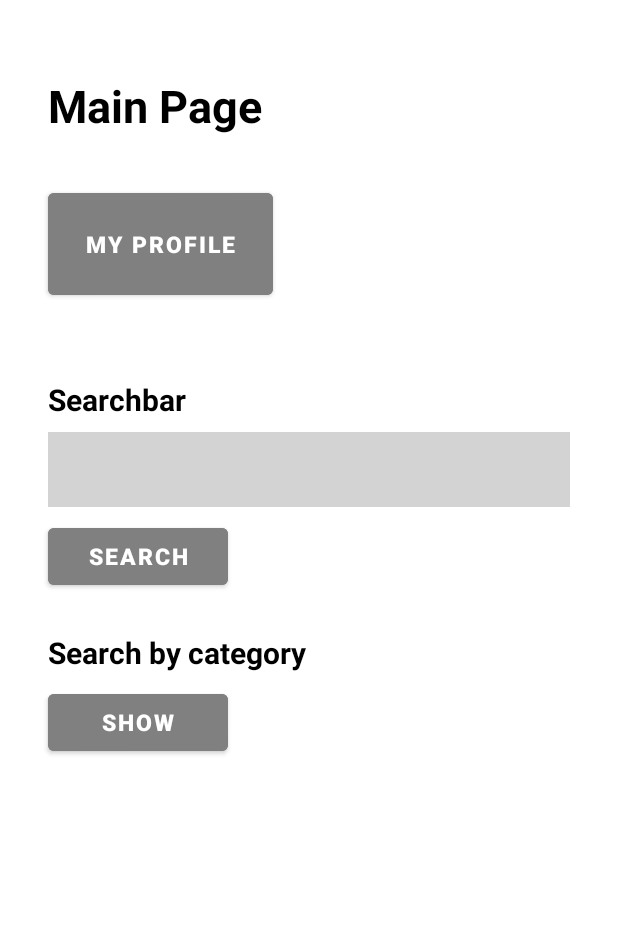
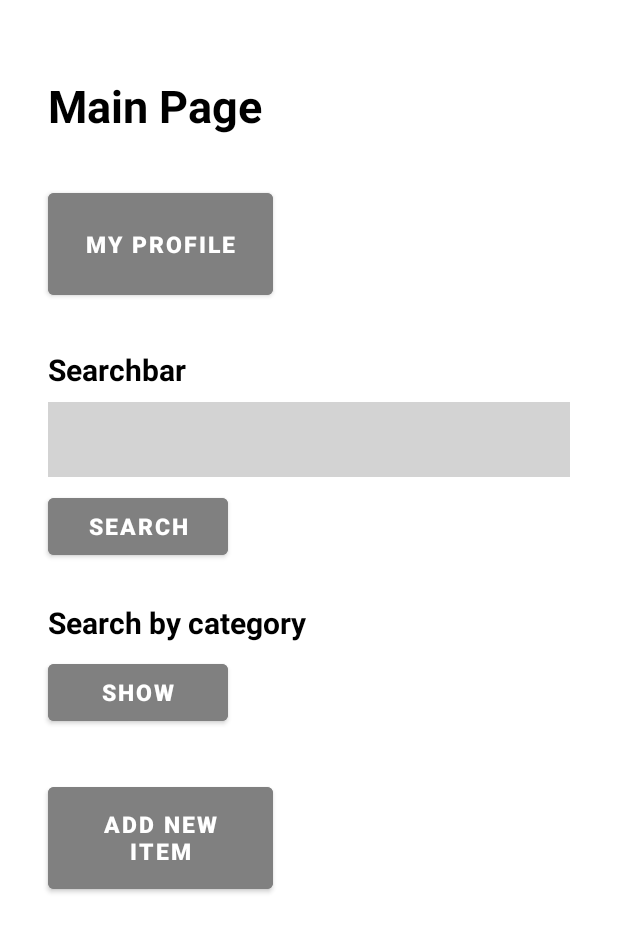
Before and after one commit to TiborGalambos/MTAA_Bazos_xbopko_xgalambos, an Android app: the screen it shows after launch (MainActivity), on a phone screen of 412 x 824 dp. Shown: the top 932 px of the screen. Run offline under Robolectric (Android 15) with nearby library versions, the phone set to English and light mode, and no system bars.

Commit message:
edited parts of code

```diff
--- a/frontend/MyApplication6/app/src/main/java/com/example/myapplication/MainActivity.kt
+++ b/frontend/MyApplication6/app/src/main/java/com/example/myapplication/MainActivity.kt
@@ -16,7 +16,7 @@ class MainActivity : AppCompatActivity() {
         setContentView(R.layout.activity_main)
 
 
-        val newbutton = findViewById<Button>(R.id.AddNewItemButton)
+        val newbutton = findViewById<Button>(R.id.new_item_button)
         newbutton.setOnClickListener{
             val intent = Intent(this, NewItem::class.java)
             startActivity(intent)
--- a/frontend/MyApplication6/app/src/main/res/layout/activity_main.xml
+++ b/frontend/MyApplication6/app/src/main/res/layout/activity_main.xml
@@ -19,6 +19,7 @@
         android:textSize="30sp" />
 
     <Button
+        android:id="@+id/my_profile_button"
         android:layout_width="150dp"
         android:layout_height="80dp"
         android:layout_marginLeft="32dp"
@@ -32,16 +33,17 @@
     <TextView
         android:layout_width="wrap_content"
         android:layout_height="wrap_content"
-        android:layout_marginTop="50dp"
+        android:layout_marginTop="30dp"
         android:layout_marginStart="32dp"
         android:layout_marginLeft="32dp"
         android:text="Searchbar"
         android:textStyle="bold"
         android:textColor="@color/black"
-        android:textSize="20sp" />
+        android:textSize="20sp"/>
 
 
     <EditText
+        android:id="@+id/search_bar"
         android:layout_width="match_parent"
         android:layout_height="50dp"
         android:layout_marginRight="32dp"
@@ -53,6 +55,7 @@
         android:background="@color/light_grey"/>
 
     <Button
+        android:id="@+id/search_button"
         android:layout_width="120dp"
         android:layout_height="50dp"
         android:layout_marginLeft="32dp"
@@ -85,6 +88,16 @@
         android:textSize="15sp"
         android:textStyle="bold" />
 
-
+    <Button
+        android:id="@+id/new_item_button"
+        android:layout_width="150dp"
+        android:layout_height="80dp"
+        android:layout_marginLeft="32dp"
+        android:layout_marginTop="32dp"
+        android:layout_marginRight="32dp"
+        android:backgroundTint="@color/grey"
+        android:text="Add new item"
+        android:textSize="15sp"
+        android:textStyle="bold" />
 
 </LinearLayout>
--- a/frontend/MyApplication6/app/src/main/res/layout/activity_new_item.xml
+++ b/frontend/MyApplication6/app/src/main/res/layout/activity_new_item.xml
@@ -30,6 +30,7 @@
         android:textSize="20sp" />
 
     <EditText
+        android:id="@+id/category"
         android:layout_width="match_parent"
         android:layout_height="50dp"
         android:layout_marginRight="32dp"
@@ -52,6 +53,7 @@
         android:textSize="20sp" />
 
     <EditText
+        android:id="@+id/title"
         android:layout_width="match_parent"
         android:layout_height="50dp"
         android:layout_marginRight="32dp"
@@ -73,6 +75,7 @@
         android:textSize="20sp" />
 
     <EditText
+        android:id="@+id/content"
         android:layout_width="match_parent"
         android:layout_height="71dp"
         android:layout_marginLeft="32dp"
@@ -94,6 +97,7 @@
         android:textSize="20sp" />
 
     <EditText
+        android:id="@+id/price"
         android:layout_width="152dp"
         android:layout_height="50dp"
         android:layout_marginLeft="32dp"
@@ -105,6 +109,7 @@
         android:inputType="number" />
 
     <Button
+        android:id="@+id/post_button"
         android:layout_width="150dp"
         android:layout_height="80dp"
         android:layout_marginLeft="130dp"
```
Also changed, not shown: frontend/MyApplication6/app/src/main/java/com/example/myapplication/NewItem.kt (+23 -0 lines).
